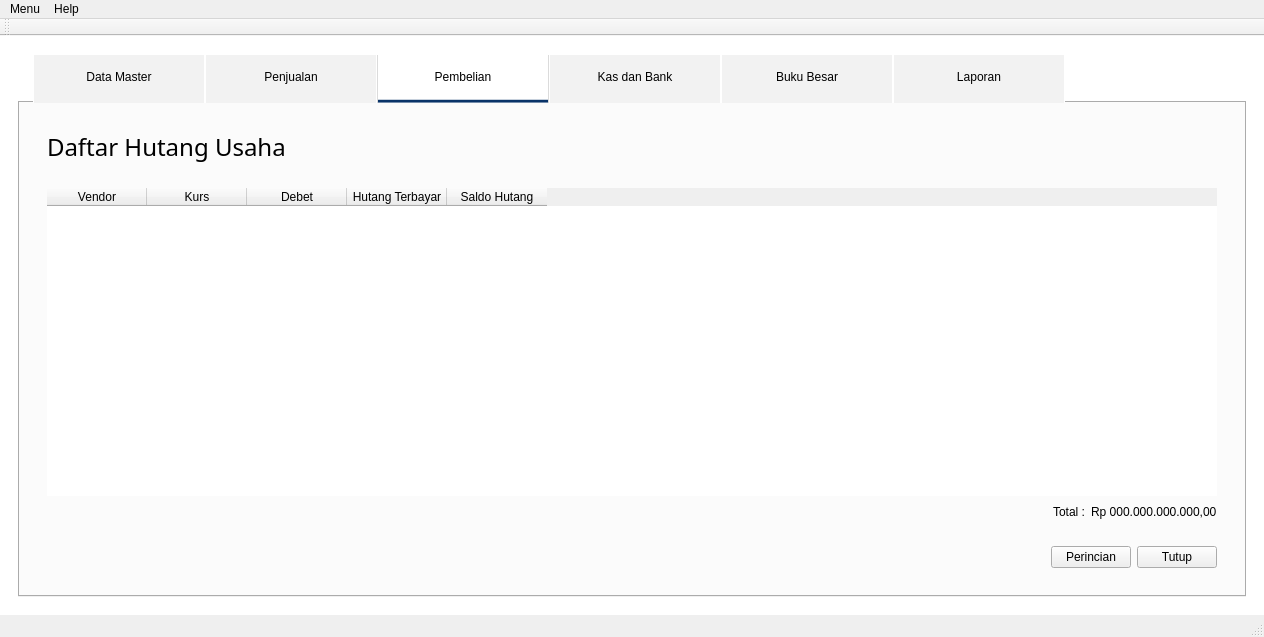
Old version of the form source/GUI.ui in the repository fnugrahendi/petuk.corp.
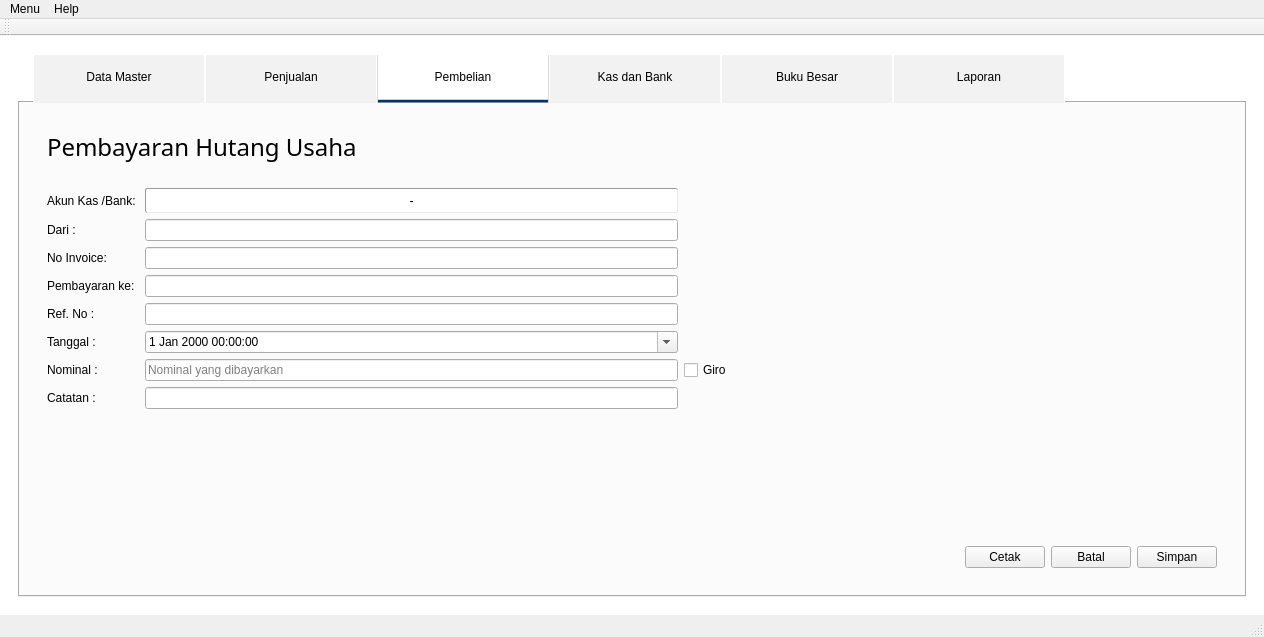
New version of the form. The open tabs and pages were chosen to show the change. Icons and pictures are not drawn.

Commit message: tambah ui pembelian ternyata kurang

The edit to the form file:
```diff
--- a/source/GUI.ui
+++ b/source/GUI.ui
@@ -7846,7 +7846,7 @@
 	}</string>
              </property>
              <property name="currentIndex">
-              <number>5</number>
+              <number>8</number>
              </property>
              <widget class="QWidget" name="st_Pembelian_Menu">
               <layout class="QGridLayout" name="igr_Pembelian_Menu">
@@ -9203,7 +9203,435 @@
                </item>
               </layout>
              </widget>
-             <widget class="QWidget" name="st_Pembelian_PembayaranHutang"/>
+             <widget class="QWidget" name="st_Pembelian_PembayaranHutang">
+              <layout class="QVBoxLayout" name="verticalLayout_28">
+               <item>
+                <widget class="QFrame" name="fr_Pembelian_PembayaranHutang_title">
+                 <property name="sizePolicy">
+                  <sizepolicy hsizetype="Preferred" vsizetype="Maximum">
+                   <horstretch>0</horstretch>
+                   <verstretch>0</verstretch>
+                  </sizepolicy>
+                 </property>
+                 <property name="frameShape">
+                  <enum>QFrame::NoFrame</enum>
+                 </property>
+                 <property name="frameShadow">
+                  <enum>QFrame::Raised</enum>
+                 </property>
+                 <layout class="QGridLayout" name="gl_Penjualan_PembayaranPiutang_title_2">
+                  <item row="0" column="0">
+                   <widget class="QLabel" name="lb_Pembelian_PembayaranHutang_title">
+                    <property name="sizePolicy">
+                     <sizepolicy hsizetype="Preferred" vsizetype="Maximum">
+                      <horstretch>0</horstretch>
+                      <verstretch>0</verstretch>
+                     </sizepolicy>
+                    </property>
+                    <property name="font">
+                     <font>
+                      <family>Segoe UI Semilight</family>
+                      <pointsize>18</pointsize>
+                     </font>
+                    </property>
+                    <property name="text">
+                     <string>Pembayaran Hutang Usaha</string>
+                    </property>
+                    <property name="alignment">
+                     <set>Qt::AlignLeading|Qt::AlignLeft|Qt::AlignVCenter</set>
+                    </property>
+                   </widget>
+                  </item>
+                 </layout>
+                </widget>
+               </item>
+               <item>
+                <widget class="QFrame" name="fr_Pembelian_PembayaranHutang_tabel">
+                 <property name="sizePolicy">
+                  <sizepolicy hsizetype="Preferred" vsizetype="MinimumExpanding">
+                   <horstretch>0</horstretch>
+                   <verstretch>0</verstretch>
+                  </sizepolicy>
+                 </property>
+                 <property name="frameShape">
+                  <enum>QFrame::NoFrame</enum>
+                 </property>
+                 <property name="frameShadow">
+                  <enum>QFrame::Raised</enum>
+                 </property>
+                 <layout class="QVBoxLayout" name="vl_Penjualan_PembayaranPiutang_tabel_2">
+                  <item>
+                   <widget class="QTableWidget" name="tbl_Pembelian_PembayaranHutang">
+                    <property name="sizePolicy">
+                     <sizepolicy hsizetype="Expanding" vsizetype="MinimumExpanding">
+                      <horstretch>0</horstretch>
+                      <verstretch>0</verstretch>
+                     </sizepolicy>
+                    </property>
+                    <property name="showGrid">
+                     <bool>true</bool>
+                    </property>
+                    <property name="wordWrap">
+                     <bool>true</bool>
+                    </property>
+                    <property name="cornerButtonEnabled">
+                     <bool>true</bool>
+                    </property>
+                    <column>
+                     <property name="text">
+                      <string>Referensi</string>
+                     </property>
+                    </column>
+                    <column>
+                     <property name="text">
+                      <string>Tanggal</string>
+                     </property>
+                    </column>
+                    <column>
+                     <property name="text">
+                      <string>Pelanggan</string>
+                     </property>
+                    </column>
+                    <column>
+                     <property name="text">
+                      <string>Keterangan</string>
+                     </property>
+                    </column>
+                    <column>
+                     <property name="text">
+                      <string>Nilai</string>
+                     </property>
+                    </column>
+                   </widget>
+                  </item>
+                 </layout>
+                </widget>
+               </item>
+               <item>
+                <widget class="QFrame" name="fr_Pembelian_PembayaranHutang_tombol">
+                 <property name="sizePolicy">
+                  <sizepolicy hsizetype="Preferred" vsizetype="Maximum">
+                   <horstretch>0</horstretch>
+                   <verstretch>0</verstretch>
+                  </sizepolicy>
+                 </property>
+                 <property name="frameShape">
+                  <enum>QFrame::NoFrame</enum>
+                 </property>
+                 <property name="frameShadow">
+                  <enum>QFrame::Raised</enum>
+                 </property>
+                 <layout class="QHBoxLayout" name="hl_Penjualan_PembayaranPiutang_tombol_2">
+                  <item>
+                   <widget class="QPushButton" name="tb_Pembelian_PembayaranHutang_Baru">
+                    <property name="text">
+                     <string>Baru</string>
+                    </property>
+                   </widget>
+                  </item>
+                  <item>
+                   <widget class="QPushButton" name="tb_Pembelian_PembayaranHutang_Hapus">
+                    <property name="text">
+                     <string>Hapus</string>
+                    </property>
+                   </widget>
+                  </item>
+                  <item>
+                   <spacer name="hs_Pembelian_PembayaranHutang_tombol">
+                    <property name="orientation">
+                     <enum>Qt::Horizontal</enum>
+                    </property>
+                    <property name="sizeHint" stdset="0">
+                     <size>
+                      <width>40</width>
+                      <height>20</height>
+                     </size>
+                    </property>
+                   </spacer>
+                  </item>
+                  <item>
+                   <widget class="QPushButton" name="tb_Pembelian_PembayaranHutang_Cetak">
+                    <property name="text">
+                     <string>Cetak</string>
+                    </property>
+                   </widget>
+                  </item>
+                  <item>
+                   <widget class="QPushButton" name="tb_Pembelian_PembayaranHutang_Tutup">
+                    <property name="text">
+                     <string>Tutup</string>
+                    </property>
+                   </widget>
+                  </item>
+                 </layout>
+                </widget>
+               </item>
+              </layout>
+             </widget>
+             <widget class="QWidget" name="st_Pembelian_PembayaranHutang_Baru">
+              <layout class="QVBoxLayout" name="verticalLayout_29">
+               <item>
+                <widget class="QFrame" name="fr_Pembelian_PembayaranHutang_Baru_title">
+                 <property name="sizePolicy">
+                  <sizepolicy hsizetype="Preferred" vsizetype="Maximum">
+                   <horstretch>0</horstretch>
+                   <verstretch>0</verstretch>
+                  </sizepolicy>
+                 </property>
+                 <property name="frameShape">
+                  <enum>QFrame::NoFrame</enum>
+                 </property>
+                 <property name="frameShadow">
+                  <enum>QFrame::Raised</enum>
+                 </property>
+                 <layout class="QGridLayout" name="gl_Penjualan_PembayaranPiutang_Baru_title_2">
+                  <item row="0" column="0">
+                   <widget class="QLabel" name="lb_Pembelian_PembayaranHutang_Baru_title">
+                    <property name="sizePolicy">
+                     <sizepolicy hsizetype="Preferred" vsizetype="Maximum">
+                      <horstretch>0</horstretch>
+                      <verstretch>0</verstretch>
+                     </sizepolicy>
+                    </property>
+                    <property name="font">
+                     <font>
+                      <family>Segoe UI Semilight</family>
+                      <pointsize>18</pointsize>
+                     </font>
+                    </property>
+                    <property name="text">
+                     <string>Pembayaran Hutang Usaha</string>
+                    </property>
+                    <property name="alignment">
+                     <set>Qt::AlignLeading|Qt::AlignLeft|Qt::AlignVCenter</set>
+                    </property>
+                   </widget>
+                  </item>
+                 </layout>
+                </widget>
+               </item>
+               <item>
+                <widget class="QFrame" name="fr_Pembelian_PembayaranHutang_Baru_input">
+                 <property name="sizePolicy">
+                  <sizepolicy hsizetype="Preferred" vsizetype="Maximum">
+                   <horstretch>0</horstretch>
+                   <verstretch>0</verstretch>
+                  </sizepolicy>
+                 </property>
+                 <property name="frameShape">
+                  <enum>QFrame::NoFrame</enum>
+                 </property>
+                 <property name="frameShadow">
+                  <enum>QFrame::Raised</enum>
+                 </property>
+                 <layout class="QGridLayout" name="gl_Penjualan_PembayaranPiutang_Baru_input_2">
+                  <item row="7" column="2">
+                   <widget class="QCheckBox" name="chk_Pembelian_PembayaranHutang_BaruGiro">
+                    <property name="text">
+                     <string>Giro</string>
+                    </property>
+                   </widget>
+                  </item>
+                  <item row="2" column="0">
+                   <widget class="QLabel" name="lb_Pembelian_PembayaranHutang_Baru_Dari">
+                    <property name="text">
+                     <string>Dari :</string>
+                    </property>
+                   </widget>
+                  </item>
+                  <item row="0" column="0">
+                   <widget class="QLabel" name="lb_Pembelian_PembayaranHutang_Baru_Akun">
+                    <property name="text">
+                     <string>Akun Kas /Bank: </string>
+                    </property>
+                   </widget>
+                  </item>
+                  <item row="7" column="1">
+                   <widget class="QLineEdit" name="le_Pembelian_PembayaranHutang_Baru_Nominal">
+                    <property name="readOnly">
+                     <bool>false</bool>
+                    </property>
+                    <property name="placeholderText">
+                     <string>Nominal yang dibayarkan</string>
+                    </property>
+                   </widget>
+                  </item>
+                  <item row="3" column="1">
+                   <widget class="QLineEdit" name="le_Pembelian_PembayaranHutang_Baru_NoInvoice">
+                    <property name="readOnly">
+                     <bool>true</bool>
+                    </property>
+                   </widget>
+                  </item>
+                  <item row="4" column="1">
+                   <widget class="QLineEdit" name="le_Pembelian_PembayaranHutang_Baru_Dept"/>
+                  </item>
+                  <item row="6" column="1">
+                   <widget class="QDateTimeEdit" name="dte_Pembelian_PembayaranHutang_Baru_Tanggal">
+                    <property name="calendarPopup">
+                     <bool>true</bool>
+                    </property>
+                   </widget>
+                  </item>
+                  <item row="5" column="0">
+                   <widget class="QLabel" name="lb_Pembelian_PembayaranHutang_Baru_NoRef">
+                    <property name="text">
+                     <string>Ref. No :</string>
+                    </property>
+                   </widget>
+                  </item>
+                  <item row="4" column="0">
+                   <widget class="QLabel" name="lb_Pembelian_PembayaranHutang_Baru_Dept">
+                    <property name="text">
+                     <string>Pembayaran ke:</string>
+                    </property>
+                   </widget>
+                  </item>
+                  <item row="7" column="0">
+                   <widget class="QLabel" name="lb_Pembelian_PembayaranHutang_Baru_Nominal">
+                    <property name="text">
+                     <string>Nominal :</string>
+                    </property>
+                   </widget>
+                  </item>
+                  <item row="3" column="0">
+                   <widget class="QLabel" name="lb_Pembelian_PembayaranHutang_Baru_Proyek">
+                    <property name="text">
+                     <string>No Invoice:</string>
+                    </property>
+                   </widget>
+                  </item>
+                  <item row="6" column="0">
+                   <widget class="QLabel" name="lb_Pembelian_PembayaranHutang_Baru_Tanggal">
+                    <property name="text">
+                     <string>Tanggal :</string>
+                    </property>
+                   </widget>
+                  </item>
+                  <item row="0" column="1">
+                   <widget class="QPushButton" name="tb_Pembelian_PembayaranHutang_Baru_Akun">
+                    <property name="styleSheet">
+                     <string notr="true">border-style:inset;
+border-width:1px;
+border-radius:2px;
+border-color:rgb(156, 156, 156);
+background-color:#ffffff;
+min-height:23px;</string>
+                    </property>
+                    <property name="text">
+                     <string>-</string>
+                    </property>
+                   </widget>
+                  </item>
+                  <item row="2" column="1">
+                   <widget class="QLineEdit" name="le_Pembelian_PembayaranHutang_Baru_Nama">
+                    <property name="sizePolicy">
+                     <sizepolicy hsizetype="Minimum" vsizetype="Fixed">
+                      <horstretch>0</horstretch>
+                      <verstretch>0</verstretch>
+                     </sizepolicy>
+                    </property>
+                    <property name="readOnly">
+                     <bool>true</bool>
+                    </property>
+                   </widget>
+                  </item>
+                  <item row="3" column="2">
+                   <spacer name="hs_Pembelian_PembayaranHutang_Baru_input">
+                    <property name="orientation">
+                     <enum>Qt::Horizontal</enum>
+                    </property>
+                    <property name="sizeHint" stdset="0">
+                     <size>
+                      <width>40</width>
+                      <height>20</height>
+                     </size>
+                    </property>
+                   </spacer>
+                  </item>
+                  <item row="8" column="1">
+                   <widget class="QLineEdit" name="le_Pembelian_PembayaranHutang_Baru_Catatan"/>
+                  </item>
+                  <item row="8" column="0">
+                   <widget class="QLabel" name="label_2">
+                    <property name="text">
+                     <string>Catatan :</string>
+                    </property>
+                   </widget>
+                  </item>
+                  <item row="5" column="1">
+                   <widget class="QLineEdit" name="le_Pembelian_PembayaranHutang_Baru_NoRef"/>
+                  </item>
+                 </layout>
+                </widget>
+               </item>
+               <item>
+                <spacer name="vs_Pembelian_PembayaranHutang_Baru">
+                 <property name="orientation">
+                  <enum>Qt::Vertical</enum>
+                 </property>
+                 <property name="sizeHint" stdset="0">
+                  <size>
+                   <width>20</width>
+                   <height>63</height>
+                  </size>
+                 </property>
+                </spacer>
+               </item>
+               <item>
+                <widget class="QFrame" name="fr_Pembelian_PembayaranHutang_Baru_tombol">
+                 <property name="sizePolicy">
+                  <sizepolicy hsizetype="Preferred" vsizetype="Maximum">
+                   <horstretch>0</horstretch>
+                   <verstretch>0</verstretch>
+                  </sizepolicy>
+                 </property>
+                 <property name="frameShape">
+                  <enum>QFrame::NoFrame</enum>
+                 </property>
+                 <property name="frameShadow">
+                  <enum>QFrame::Raised</enum>
+                 </property>
+                 <layout class="QHBoxLayout" name="hl_Penjualan_PembayaranPiutang_Baru_tombol_2">
+                  <item>
+                   <spacer name="hs_Pembelian_PembayaranHutang_Baru_bawah">
+                    <property name="orientation">
+                     <enum>Qt::Horizontal</enum>
+                    </property>
+                    <property name="sizeHint" stdset="0">
+                     <size>
+                      <width>40</width>
+                      <height>20</height>
+                     </size>
+                    </property>
+                   </spacer>
+                  </item>
+                  <item>
+                   <widget class="QPushButton" name="tb_Pembelian_PembayaranHutang_Baru_Cetak">
+                    <property name="text">
+                     <string>Cetak</string>
+                    </property>
+                   </widget>
+                  </item>
+                  <item>
+                   <widget class="QPushButton" name="tb_Pembelian_PembayaranHutang_Baru_Batal">
+                    <property name="text">
+                     <string>Batal</string>
+                    </property>
+                   </widget>
+                  </item>
+                  <item>
+                   <widget class="QPushButton" name="tb_Pembelian_PembayaranHutang_Baru_Rekam">
+                    <property name="text">
+                     <string>Simpan</string>
+                    </property>
+                   </widget>
+                  </item>
+                 </layout>
+                </widget>
+               </item>
+              </layout>
+             </widget>
              <widget class="QWidget" name="st_Pembelian_ReturPembelian"/>
             </widget>
            </item>
```
Left out of the diff: 6 changed lines with no effect on the pictures. The commit also changes 5 other files.
